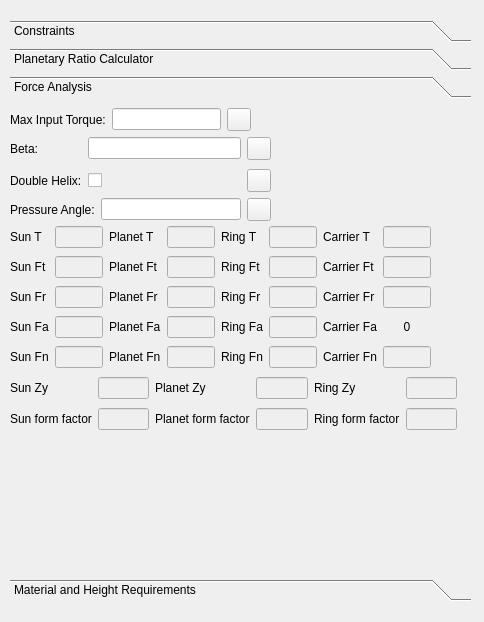
SimLeek/freecad.actuators, file ui/gear-selectors.ui: the form before one commit.
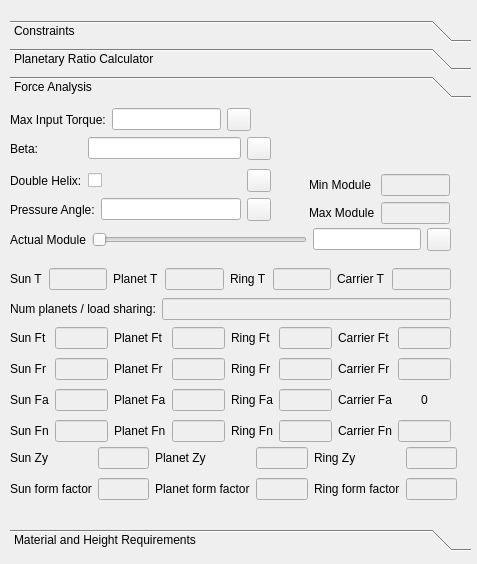
The form after the commit. The open tabs and pages were chosen to show the change. Custom widgets are drawn as their Qt base class.

Commit message: Added force calculations. Improved tooltip displays for automatic calculations

Patch:
```diff
--- a/ui/gear-selectors.ui
+++ b/ui/gear-selectors.ui
@@ -6,8 +6,8 @@
    <rect>
     <x>0</x>
     <y>0</y>
-    <width>484</width>
-    <height>622</height>
+    <width>477</width>
+    <height>564</height>
    </rect>
   </property>
   <property name="windowTitle">
@@ -19,11 +19,11 @@
      <x>10</x>
      <y>20</y>
      <width>461</width>
-     <height>581</height>
+     <height>531</height>
     </rect>
    </property>
    <property name="currentIndex">
-    <number>1</number>
+    <number>2</number>
    </property>
    <widget class="QWidget" name="min_max_teeth_page">
     <property name="geometry">
@@ -31,7 +31,7 @@
       <x>0</x>
       <y>0</y>
       <width>461</width>
-      <height>457</height>
+      <height>407</height>
      </rect>
     </property>
     <attribute name="label">
@@ -442,7 +442,7 @@
       <x>0</x>
       <y>0</y>
       <width>461</width>
-      <height>457</height>
+      <height>407</height>
      </rect>
     </property>
     <attribute name="label">
@@ -731,7 +731,7 @@
       <x>0</x>
       <y>0</y>
       <width>461</width>
-      <height>457</height>
+      <height>407</height>
      </rect>
     </property>
     <attribute name="label">
@@ -741,76 +741,48 @@
      <property name="geometry">
       <rect>
        <x>0</x>
-       <y>120</y>
-       <width>421</width>
-       <height>151</height>
+       <y>220</y>
+       <width>441</width>
+       <height>121</height>
       </rect>
      </property>
      <layout class="QGridLayout" name="gridLayout_7">
-      <item row="1" column="1">
-       <widget class="QLineEdit" name="lineEdit">
-        <property name="enabled">
-         <bool>false</bool>
-        </property>
-       </widget>
-      </item>
-      <item row="3" column="1">
-       <widget class="QLineEdit" name="lineEdit_4">
-        <property name="enabled">
-         <bool>false</bool>
-        </property>
-       </widget>
-      </item>
-      <item row="1" column="4">
-       <widget class="QLabel" name="label_54">
+      <item row="3" column="4">
+       <widget class="QLabel" name="label_62">
         <property name="text">
-         <string>Ring Ft</string>
+         <string>Ring Fn</string>
         </property>
        </widget>
       </item>
-      <item row="1" column="7">
-       <widget class="QLineEdit" name="lineEdit_11">
+      <item row="2" column="1">
+       <widget class="QForceEdit" name="sun_fa_lineedit">
         <property name="enabled">
          <bool>false</bool>
         </property>
        </widget>
       </item>
-      <item row="4" column="2">
-       <widget class="QLabel" name="label_61">
-        <property name="text">
-         <string>Planet Fn</string>
-        </property>
-       </widget>
-      </item>
-      <item row="1" column="6">
+      <item row="0" column="6">
        <widget class="QLabel" name="label_57">
         <property name="text">
          <string>Carrier Ft</string>
         </property>
        </widget>
       </item>
-      <item row="2" column="2">
-       <widget class="QLabel" name="label_52">
-        <property name="text">
-         <string>Planet Fr</string>
+      <item row="1" column="7">
+       <widget class="QForceEdit" name="carrier_fr_lineedit">
+        <property name="enabled">
+         <bool>false</bool>
         </property>
        </widget>
       </item>
-      <item row="3" column="6">
+      <item row="2" column="6">
        <widget class="QLabel" name="label_59">
         <property name="text">
          <string>Carrier Fa</string>
         </property>
        </widget>
       </item>
-      <item row="3" column="2">
-       <widget class="QLabel" name="label_53">
-        <property name="text">
-         <string>Planet Fa</string>
-        </property>
-       </widget>
-      </item>
-      <item row="3" column="7">
+      <item row="2" column="7">
        <widget class="QLabel" name="label_64">
         <property name="text">
          <string>0</string>
@@ -820,213 +792,191 @@
         </property>
        </widget>
       </item>
-      <item row="1" column="5">
-       <widget class="QLineEdit" name="lineEdit_8">
-        <property name="enabled">
-         <bool>false</bool>
-        </property>
-       </widget>
-      </item>
-      <item row="4" column="5">
-       <widget class="QLineEdit" name="lineEdit_16">
-        <property name="enabled">
-         <bool>false</bool>
-        </property>
-       </widget>
-      </item>
-      <item row="3" column="4">
-       <widget class="QLabel" name="label_56">
+      <item row="0" column="4">
+       <widget class="QLabel" name="label_54">
         <property name="text">
-         <string>Ring Fa</string>
+         <string>Ring Ft</string>
         </property>
        </widget>
       </item>
-      <item row="2" column="6">
-       <widget class="QLabel" name="label_58">
-        <property name="text">
-         <string>Carrier Fr</string>
-        </property>
-       </widget>
-      </item>
-      <item row="1" column="3">
-       <widget class="QLineEdit" name="lineEdit_7">
+      <item row="1" column="1">
+       <widget class="QForceEdit" name="sun_fr_lineedit">
         <property name="enabled">
          <bool>false</bool>
         </property>
        </widget>
       </item>
       <item row="3" column="0">
+       <widget class="QLabel" name="label_60">
+        <property name="text">
+         <string>Sun Fn</string>
+        </property>
+       </widget>
+      </item>
+      <item row="0" column="0">
+       <widget class="QLabel" name="label_16">
+        <property name="text">
+         <string>Sun Ft</string>
+        </property>
+       </widget>
+      </item>
+      <item row="3" column="7">
+       <widget class="QForceEdit" name="carrier_fn_lineedit">
+        <property name="enabled">
+         <bool>false</bool>
+        </property>
+       </widget>
+      </item>
+      <item row="3" column="3">
+       <widget class="QForceEdit" name="planet_fn_lineedit">
+        <property name="enabled">
+         <bool>false</bool>
+        </property>
+       </widget>
+      </item>
+      <item row="2" column="5">
+       <widget class="QForceEdit" name="ring_fa_lineedit">
+        <property name="enabled">
+         <bool>false</bool>
+        </property>
+       </widget>
+      </item>
+      <item row="3" column="1">
+       <widget class="QForceEdit" name="sun_fn_lineedit">
+        <property name="enabled">
+         <bool>false</bool>
+        </property>
+       </widget>
+      </item>
+      <item row="0" column="7">
+       <widget class="QForceEdit" name="carrier_ft_lineedit">
+        <property name="enabled">
+         <bool>false</bool>
+        </property>
+       </widget>
+      </item>
+      <item row="2" column="0">
        <widget class="QLabel" name="label_50">
         <property name="text">
          <string>Sun Fa</string>
         </property>
        </widget>
       </item>
-      <item row="4" column="1">
-       <widget class="QLineEdit" name="lineEdit_14">
-        <property name="enabled">
-         <bool>false</bool>
-        </property>
-       </widget>
-      </item>
-      <item row="2" column="7">
-       <widget class="QLineEdit" name="lineEdit_12">
-        <property name="enabled">
-         <bool>false</bool>
-        </property>
-       </widget>
-      </item>
       <item row="3" column="5">
-       <widget class="QLineEdit" name="lineEdit_10">
+       <widget class="QForceEdit" name="ring_fn_lineedit">
         <property name="enabled">
          <bool>false</bool>
         </property>
        </widget>
       </item>
-      <item row="4" column="7">
-       <widget class="QLineEdit" name="lineEdit_17">
+      <item row="0" column="5">
+       <widget class="QForceEdit" name="ring_ft_lineedit">
         <property name="enabled">
          <bool>false</bool>
         </property>
        </widget>
       </item>
-      <item row="4" column="4">
-       <widget class="QLabel" name="label_62">
+      <item row="1" column="6">
+       <widget class="QLabel" name="label_58">
         <property name="text">
-         <string>Ring Fn</string>
+         <string>Carrier Fr</string>
         </property>
        </widget>
       </item>
-      <item row="3" column="3">
-       <widget class="QLineEdit" name="lineEdit_5">
+      <item row="0" column="1">
+       <widget class="QForceEdit" name="sun_ft_lineedit">
         <property name="enabled">
          <bool>false</bool>
         </property>
-       </widget>
-      </item>
-      <item row="2" column="5">
-       <widget class="QLineEdit" name="lineEdit_9">
-        <property name="enabled">
-         <bool>false</bool>
+        <property name="alignment">
+         <set>Qt::AlignLeading|Qt::AlignLeft|Qt::AlignVCenter</set>
+        </property>
+        <property name="placeholderText">
+         <string/>
         </property>
        </widget>
       </item>
       <item row="2" column="4">
-       <widget class="QLabel" name="label_55">
+       <widget class="QLabel" name="label_56">
         <property name="text">
-         <string>Ring Fr</string>
+         <string>Ring Fa</string>
         </property>
        </widget>
       </item>
-      <item row="1" column="0">
-       <widget class="QLabel" name="label_16">
-        <property name="text">
-         <string>Sun Ft</string>
-        </property>
-       </widget>
-      </item>
-      <item row="2" column="1">
-       <widget class="QLineEdit" name="lineEdit_3">
-        <property name="enabled">
-         <bool>false</bool>
-        </property>
-       </widget>
-      </item>
-      <item row="2" column="3">
-       <widget class="QLineEdit" name="lineEdit_6">
-        <property name="enabled">
-         <bool>false</bool>
-        </property>
-       </widget>
-      </item>
-      <item row="1" column="2">
-       <widget class="QLabel" name="label_51">
-        <property name="text">
-         <string>Planet Ft</string>
-        </property>
-       </widget>
-      </item>
-      <item row="4" column="6">
+      <item row="3" column="6">
        <widget class="QLabel" name="label_63">
         <property name="text">
          <string>Carrier Fn</string>
         </property>
        </widget>
       </item>
-      <item row="2" column="0">
+      <item row="1" column="5">
+       <widget class="QForceEdit" name="ring_fr_lineedit">
+        <property name="enabled">
+         <bool>false</bool>
+        </property>
+       </widget>
+      </item>
+      <item row="1" column="4">
+       <widget class="QLabel" name="label_55">
+        <property name="text">
+         <string>Ring Fr</string>
+        </property>
+       </widget>
+      </item>
+      <item row="1" column="0">
        <widget class="QLabel" name="label_49">
         <property name="text">
          <string>Sun Fr</string>
         </property>
        </widget>
       </item>
-      <item row="4" column="0">
-       <widget class="QLabel" name="label_60">
+      <item row="3" column="2">
+       <widget class="QLabel" name="label_61">
         <property name="text">
-         <string>Sun Fn</string>
+         <string>Planet Fn</string>
         </property>
        </widget>
       </item>
-      <item row="4" column="3">
-       <widget class="QLineEdit" name="lineEdit_15">
+      <item row="2" column="3">
+       <widget class="QForceEdit" name="planet_fa_lineedit">
         <property name="enabled">
          <bool>false</bool>
         </property>
        </widget>
       </item>
-      <item row="0" column="0">
-       <widget class="QLabel" name="label_151">
+      <item row="2" column="2">
+       <widget class="QLabel" name="label_53">
         <property name="text">
-         <string>Sun T</string>
+         <string>Planet Fa</string>
         </property>
        </widget>
       </item>
-      <item row="0" column="1">
-       <widget class="QLineEdit" name="lineEdit_55">
+      <item row="1" column="3">
+       <widget class="QForceEdit" name="planet_fr_lineedit">
         <property name="enabled">
          <bool>false</bool>
         </property>
        </widget>
       </item>
-      <item row="0" column="2">
-       <widget class="QLabel" name="label_152">
+      <item row="1" column="2">
+       <widget class="QLabel" name="label_52">
         <property name="text">
-         <string>Planet T</string>
+         <string>Planet Fr</string>
         </property>
        </widget>
       </item>
       <item row="0" column="3">
-       <widget class="QLineEdit" name="lineEdit_56">
+       <widget class="QForceEdit" name="planet_ft_lineedit">
         <property name="enabled">
          <bool>false</bool>
         </property>
        </widget>
       </item>
-      <item row="0" column="4">
-       <widget class="QLabel" name="label_153">
+      <item row="0" column="2">
+       <widget class="QLabel" name="label_51">
         <property name="text">
-         <string>Ring T</string>
-        </property>
-       </widget>
-      </item>
-      <item row="0" column="5">
-       <widget class="QLineEdit" name="lineEdit_57">
-        <property name="enabled">
-         <bool>false</bool>
-        </property>
-       </widget>
-      </item>
-      <item row="0" column="6">
-       <widget class="QLabel" name="label_154">
-        <property name="text">
-         <string>Carrier T</string>
-        </property>
-       </widget>
-      </item>
-      <item row="0" column="7">
-       <widget class="QLineEdit" name="lineEdit_58">
-        <property name="enabled">
-         <bool>false</bool>
+         <string>Planet Ft</string>
         </property>
        </widget>
       </item>
@@ -1043,7 +993,7 @@
      </property>
      <layout class="QGridLayout" name="gridLayout_13">
       <item row="0" column="1">
-       <widget class="QLineEdit" name="lineEdit_2"/>
+       <widget class="QTorqueEdit" name="max_in_torque_lineedit"/>
       </item>
       <item row="0" column="0">
        <widget class="QLabel" name="label_45">
@@ -1107,7 +1057,7 @@
      <property name="geometry">
       <rect>
        <x>0</x>
-       <y>270</y>
+       <y>340</y>
        <width>447</width>
        <height>61</height>
       </rect>
@@ -1121,7 +1071,7 @@
        </widget>
       </item>
       <item row="0" column="5">
-       <widget class="QLineEdit" name="lineEdit_61">
+       <widget class="QLineEdit" name="ring_zy_lineedit">
         <property name="enabled">
          <bool>false</bool>
         </property>
@@ -1135,14 +1085,14 @@
        </widget>
       </item>
       <item row="0" column="3">
-       <widget class="QLineEdit" name="lineEdit_60">
+       <widget class="QLineEdit" name="planet_zy_lineedit">
         <property name="enabled">
          <bool>false</bool>
         </property>
        </widget>
       </item>
       <item row="0" column="1">
-       <widget class="QLineEdit" name="lineEdit_59">
+       <widget class="QLineEdit" name="sun_zy_lineedit">
         <property name="enabled">
          <bool>false</bool>
         </property>
@@ -1177,21 +1127,21 @@
        </widget>
       </item>
       <item row="1" column="1">
-       <widget class="QLineEdit" name="lineEdit_62">
+       <widget class="QLineEdit" name="sun_form_factor_lineedit">
         <property name="enabled">
          <bool>false</bool>
         </property>
        </widget>
       </item>
       <item row="1" column="3">
-       <widget class="QLineEdit" name="lineEdit_63">
+       <widget class="QLineEdit" name="planet_form_factor_lineedit">
         <property name="enabled">
          <bool>false</bool>
         </property>
        </widget>
       </item>
       <item row="1" column="5">
-       <widget class="QLineEdit" name="lineEdit_64">
+       <widget class="QLineEdit" name="ring_form_factor_lineedit">
         <property name="enabled">
          <bool>false</bool>
         </property>
@@ -1228,64 +1178,234 @@
       </item>
      </layout>
     </widget>
-   </widget>
-   <widget class="QWidget" name="shape_page">
-    <property name="geometry">
-     <rect>
-      <x>0</x>
-      <y>0</y>
-      <width>461</width>
-      <height>457</height>
-     </rect>
-    </property>
-    <attribute name="label">
-     <string>Material and Height Requirements</string>
-    </attribute>
+    <widget class="QWidget" name="gridLayoutWidget_22">
+     <property name="geometry">
+      <rect>
+       <x>0</x>
+       <y>160</y>
+       <width>441</width>
+       <height>31</height>
+      </rect>
+     </property>
+     <layout class="QGridLayout" name="gridLayout_22">
+      <item row="0" column="0">
+       <widget class="QLabel" name="label_151">
+        <property name="text">
+         <string>Sun T</string>
+        </property>
+       </widget>
+      </item>
+      <item row="0" column="2">
+       <widget class="QLabel" name="label_152">
+        <property name="text">
+         <string>Planet T</string>
+        </property>
+       </widget>
+      </item>
+      <item row="0" column="3">
+       <widget class="QTorqueEdit" name="planet_t_lineedit">
+        <property name="enabled">
+         <bool>false</bool>
+        </property>
+       </widget>
+      </item>
+      <item row="0" column="4">
+       <widget class="QLabel" name="label_153">
+        <property name="text">
+         <string>Ring T</string>
+        </property>
+       </widget>
+      </item>
+      <item row="0" column="1">
+       <widget class="QTorqueEdit" name="sun_t_lineedit">
+        <property name="enabled">
+         <bool>false</bool>
+        </property>
+       </widget>
+      </item>
+      <item row="0" column="6">
+       <widget class="QLabel" name="label_154">
+        <property name="text">
+         <string>Carrier T</string>
+        </property>
+       </widget>
+      </item>
+      <item row="0" column="5">
+       <widget class="QTorqueEdit" name="ring_t_lineedit">
+        <property name="enabled">
+         <bool>false</bool>
+        </property>
+       </widget>
+      </item>
+      <item row="0" column="7">
+       <widget class="QTorqueEdit" name="carrier_t_lineedit">
+        <property name="enabled">
+         <bool>false</bool>
+        </property>
+       </widget>
+      </item>
+     </layout>
+    </widget>
+    <widget class="QWidget" name="gridLayoutWidget_23">
+     <property name="geometry">
+      <rect>
+       <x>0</x>
+       <y>190</y>
+       <width>441</width>
+       <height>31</height>
+      </rect>
+     </property>
+     <layout class="QGridLayout" name="gridLayout_23">
+      <item row="0" column="0">
+       <widget class="QLabel" name="label_161">
+        <property name="text">
+         <string>Num planets / load sharing:</string>
+        </property>
+       </widget>
+      </item>
+      <item row="0" column="1">
+       <widget class="QLineEdit" name="load_sharing_planets_lineedit">
+        <property name="enabled">
+         <bool>false</bool>
+        </property>
+       </widget>
+      </item>
+     </layout>
+    </widget>
+    <widget class="QWidget" name="gridLayoutWidget_24">
+     <property name="geometry">
+      <rect>
+       <x>0</x>
+       <y>120</y>
+       <width>441</width>
+       <height>31</height>
+      </rect>
+     </property>
+     <layout class="QGridLayout" name="gridLayout_24">
+      <item row="0" column="0">
+       <widget class="QLabel" name="label_162">
+        <property name="text">
+         <string>Actual Module</string>
+        </property>
+       </widget>
+      </item>
+      <item row="0" column="1">
+       <widget class="QSlider" name="actual_module_slider">
+        <property name="sizePolicy">
+         <sizepolicy hsizetype="Expanding" vsizetype="Fixed">
+          <horstretch>0</horstretch>
+          <verstretch>0</verstretch>
+         </sizepolicy>
+        </property>
+        <property name="orientation">
+         <enum>Qt::Horizontal</enum>
+        </property>
+       </widget>
+      </item>
+      <item row="0" column="3">
+       <widget class="LockUnlockButton" name="actual_module_lineedit_lock"/>
+      </item>
+      <item row="0" column="2">
+       <widget class="QLengthEdit" name="actual_module_lineedit">
+        <property name="enabled">
+         <bool>true</bool>
+        </property>
+        <property name="sizePolicy">
+         <sizepolicy hsizetype="Minimum" vsizetype="Fixed">
+          <horstretch>0</horstretch>
+          <verstretch>0</verstretch>
+         </sizepolicy>
+        </property>
+       </widget>
+      </item>
+     </layout>
+    </widget>
     <widget class="QWidget" name="gridLayoutWidget_18">
      <property name="geometry">
       <rect>
-       <x>10</x>
-       <y>140</y>
-       <width>311</width>
-       <height>31</height>
+       <x>299</x>
+       <y>70</y>
+       <width>141</width>
+       <height>51</height>
       </rect>
      </property>
      <layout class="QGridLayout" name="gridLayout_18">
       <item row="0" column="1">
-       <widget class="QLineEdit" name="lineEdit_19">
+       <widget class="QTorqueEdit" name="ring_t_lineedit_2">
         <property name="enabled">
          <bool>false</bool>
         </property>
        </widget>
       </item>
-      <item row="0" column="2">
-       <widget class="QLabel" name="label_69">
-        <property name="text">
-         <string>min module</string>
-        </property>
-       </widget>
-      </item>
       <item row="0" column="0">
-       <widget class="QLabel" name="label_66">
+       <widget class="QLabel" name="label_164">
+        <property name="text">
+         <string>Min Module</string>
+        </property>
+       </widget>
+      </item>
+      <item row="1" column="0">
+       <widget class="QLabel" name="label_165">
         <property name="text">
          <string>Max Module</string>
         </property>
        </widget>
       </item>
-      <item row="0" column="3">
-       <widget class="QLineEdit" name="lineEdit_21">
+      <item row="1" column="1">
+       <widget class="QTorqueEdit" name="ring_t_lineedit_3">
         <property name="enabled">
          <bool>false</bool>
         </property>
        </widget>
+      </item>
+     </layout>
+    </widget>
+   </widget>
+   <widget class="QWidget" name="shape_page">
+    <property name="geometry">
+     <rect>
+      <x>0</x>
+      <y>0</y>
+      <width>461</width>
+      <height>407</height>
+     </rect>
+    </property>
+    <attribute name="label">
+     <string>Material and Height Requirements</string>
+    </attribute>
+    <widget class="QWidget" name="gridLayoutWidget_5">
+     <property name="geometry">
+      <rect>
+       <x>0</x>
+       <y>170</y>
+       <width>341</width>
+       <height>31</height>
+      </rect>
+     </property>
+     <layout class="QGridLayout" name="gridLayout_5">
+      <item row="0" column="0">
+       <widget class="QLabel" name="label_10">
+        <property name="text">
+         <string>Material</string>
+        </property>
+       </widget>
+      </item>
+      <item row="0" column="1">
+       <widget class="QComboBox" name="comboBox"/>
+      </item>
+      <item row="0" column="2">
+       <widget class="QToolButton" name="number_of_planets_spinbox_lock_11"/>
+      </item>
+      <item row="0" column="3">
+       <widget class="QToolButton" name="number_of_planets_spinbox_lock_12"/>
       </item>
      </layout>
     </widget>
     <widget class="QWidget" name="gridLayoutWidget_17">
      <property name="geometry">
       <rect>
-       <x>10</x>
-       <y>40</y>
+       <x>0</x>
+       <y>200</y>
        <width>311</width>
        <height>31</height>
       </rect>
@@ -1306,11 +1426,101 @@
       </item>
      </layout>
     </widget>
+    <widget class="QWidget" name="gridLayoutWidget_43">
+     <property name="geometry">
+      <rect>
+       <x>0</x>
+       <y>310</y>
+       <width>211</width>
+       <height>61</height>
+      </rect>
+     </property>
+     <layout class="QGridLayout" name="gridLayout_43">
+      <item row="0" column="0">
+       <widget class="QLabel" name="label_159">
+        <property name="text">
+         <string>Actual Max Input Torque</string>
+        </property>
+       </widget>
+      </item>
+      <item row="1" column="0">
+       <widget class="QLabel" name="label_160">
+        <property name="text">
+         <string>Safety Factor</string>
+        </property>
+       </widget>
+      </item>
+      <item row="0" column="1">
+       <widget class="QLineEdit" name="lineEdit_67">
+        <property name="enabled">
+         <bool>false</bool>
+        </property>
+       </widget>
+      </item>
+      <item row="1" column="1">
+       <widget class="QLineEdit" name="lineEdit_68">
+        <property name="enabled">
+         <bool>false</bool>
+        </property>
+       </widget>
+      </item>
+     </layout>
+    </widget>
+    <widget class="QWidget" name="gridLayoutWidget_20">
+     <property name="geometry">
+      <rect>
+       <x>0</x>
+       <y>260</y>
+       <width>311</width>
+       <height>31</height>
+      </rect>
+     </property>
+     <layout class="QGridLayout" name="gridLayout_20">
+      <item row="0" column="1">
+       <widget class="QLineEdit" name="lineEdit_24"/>
+      </item>
+      <item row="0" column="0">
+       <widget class="QLabel" name="label_70">
+        <property name="text">
+         <string>Poisson Ratio:</string>
+        </property>
+       </widget>
+      </item>
+      <item row="0" column="2">
+       <widget class="LockUnlockButton" name="number_of_planets_spinbox_lock_5"/>
+      </item>
+     </layout>
+    </widget>
+    <widget class="QWidget" name="gridLayoutWidget_19">
+     <property name="geometry">
+      <rect>
+       <x>0</x>
+       <y>230</y>
+       <width>311</width>
+       <height>31</height>
+      </rect>
+     </property>
+     <layout class="QGridLayout" name="gridLayout_19">
+      <item row="0" column="1">
+       <widget class="QLineEdit" name="lineEdit_23"/>
+      </item>
+      <item row="0" column="0">
+       <widget class="QLabel" name="label_68">
+        <property name="text">
+         <string>Elastic Modulus:</string>
+        </property>
+       </widget>
+      </item>
+      <item row="0" column="2">
+       <widget class="LockUnlockButton" name="number_of_planets_spinbox_lock_4"/>
+      </item>
+     </layout>
+    </widget>
     <widget class="QWidget" name="gridLayoutWidget_21">
      <property name="geometry">
       <rect>
-       <x>10</x>
-       <y>260</y>
+       <x>0</x>
+       <y>130</y>
        <width>421</width>
        <height>31</height>
       </rect>
@@ -1340,56 +1550,44 @@
       <item row="0" column="2">
        <widget class="QLabel" name="label_75">
         <property name="text">
-         <string>Planet min h</string>
+         <string>Planet min Pc</string>
         </property>
        </widget>
       </item>
       <item row="0" column="0">
        <widget class="QLabel" name="label_76">
         <property name="text">
-         <string>Sun min h</string>
+         <string>Sun min Pc</string>
         </property>
        </widget>
       </item>
       <item row="0" column="4">
        <widget class="QLabel" name="label_77">
         <property name="text">
-         <string>Ring min h</string>
+         <string>Ring min Pc</string>
         </property>
        </widget>
       </item>
      </layout>
     </widget>
-    <widget class="QWidget" name="gridLayoutWidget_19">
+    <widget class="QLabel" name="label_13">
      <property name="geometry">
       <rect>
-       <x>10</x>
-       <y>70</y>
-       <width>311</width>
-       <height>31</height>
+       <x>0</x>
+       <y>110</y>
+       <width>111</width>
+       <height>17</height>
       </rect>
      </property>
-     <layout class="QGridLayout" name="gridLayout_19">
-      <item row="0" column="1">
-       <widget class="QLineEdit" name="lineEdit_23"/>
-      </item>
-      <item row="0" column="0">
-       <widget class="QLabel" name="label_68">
-        <property name="text">
-         <string>Elastic Modulus:</string>
-        </property>
-       </widget>
-      </item>
-      <item row="0" column="2">
-       <widget class="LockUnlockButton" name="number_of_planets_spinbox_lock_4"/>
-      </item>
-     </layout>
+     <property name="text">
+      <string>Contact Pressure:</string>
+     </property>
     </widget>
     <widget class="QWidget" name="gridLayoutWidget_16">
      <property name="geometry">
       <rect>
-       <x>10</x>
-       <y>200</y>
+       <x>0</x>
+       <y>70</y>
        <width>421</width>
        <height>31</height>
       </rect>
@@ -1419,84 +1617,31 @@
       <item row="0" column="2">
        <widget class="QLabel" name="label_73">
         <property name="text">
-         <string>Planet min h</string>
+         <string>Planet min σb</string>
         </property>
        </widget>
       </item>
       <item row="0" column="0">
        <widget class="QLabel" name="label_72">
         <property name="text">
-         <string>Sun min h</string>
+         <string>Sun min σb</string>
         </property>
        </widget>
       </item>
       <item row="0" column="4">
        <widget class="QLabel" name="label_74">
         <property name="text">
-         <string>Ring min h</string>
+         <string>Ring min σb</string>
         </property>
        </widget>
       </item>
      </layout>
     </widget>
-    <widget class="QWidget" name="gridLayoutWidget_20">
-     <property name="geometry">
-      <rect>
-       <x>10</x>
-       <y>100</y>
-       <width>311</width>
-       <height>31</height>
-      </rect>
-     </property>
-     <layout class="QGridLayout" name="gridLayout_20">
-      <item row="0" column="1">
-       <widget class="QLineEdit" name="lineEdit_24"/>
-      </item>
-      <item row="0" column="0">
-       <widget class="QLabel" name="label_70">
-        <property name="text">
-         <string>Poisson Ratio:</string>
-        </property>
-       </widget>
-      </item>
-      <item row="0" column="2">
-       <widget class="LockUnlockButton" name="number_of_planets_spinbox_lock_5"/>
-      </item>
-     </layout>
-    </widget>
-    <widget class="QWidget" name="gridLayoutWidget_5">
-     <property name="geometry">
-      <rect>
-       <x>10</x>
-       <y>10</y>
-       <width>329</width>
-       <height>31</height>
-      </rect>
-     </property>
-     <layout class="QGridLayout" name="gridLayout_5">
-      <item row="0" column="0">
-       <widget class="QLabel" name="label_10">
-        <property name="text">
-         <string>Material</string>
-        </property>
-       </widget>
-      </item>
-      <item row="0" column="1">
-       <widget class="QComboBox" name="comboBox"/>
-      </item>
-      <item row="0" column="2">
-       <widget class="QToolButton" name="number_of_planets_spinbox_lock_11"/>
-      </item>
-      <item row="0" column="3">
-       <widget class="QToolButton" name="number_of_planets_spinbox_lock_12"/>
-      </item>
-     </layout>
-    </widget>
     <widget class="QLabel" name="label_12">
      <property name="geometry">
       <rect>
-       <x>10</x>
-       <y>180</y>
+       <x>0</x>
+       <y>50</y>
        <width>91</width>
        <height>17</height>
       </rect>
@@ -1505,103 +1650,46 @@
       <string>Bending Stress:</string>
      </property>
     </widget>
-    <widget class="QLabel" name="label_13">
-     <property name="geometry">
-      <rect>
-       <x>10</x>
-       <y>240</y>
-       <width>91</width>
-       <height>17</height>
-      </rect>
-     </property>
-     <property name="text">
-      <string>Contact Stress:</string>
-     </property>
-    </widget>
     <widget class="QWidget" name="gridLayoutWidget_10">
      <property name="geometry">
       <rect>
-       <x>10</x>
-       <y>290</y>
-       <width>211</width>
-       <height>61</height>
+       <x>0</x>
+       <y>10</y>
+       <width>421</width>
+       <height>31</height>
       </rect>
      </property>
      <layout class="QGridLayout" name="gridLayout_10">
       <item row="0" column="0">
-       <widget class="QLabel" name="label_157">
-        <property name="text">
-         <string>Actual Module</string>
-        </property>
-       </widget>
-      </item>
-      <item row="0" column="1">
-       <widget class="QLengthEdit" name="actual_module_lineedit">
-        <property name="enabled">
-         <bool>true</bool>
-        </property>
-       </widget>
-      </item>
-      <item row="1" column="0">
-       <widget class="QLabel" name="label_158">
+       <widget class="QLabel" name="label_163">
         <property name="text">
          <string>Actual Height</string>
         </property>
        </widget>
       </item>
-      <item row="1" column="1">
-       <widget class="QLengthEdit" name="actual_height_lineedit">
-        <property name="enabled">
-         <bool>true</bool>
-        </property>
-       </widget>
-      </item>
-      <item row="0" column="2">
-       <widget class="LockUnlockButton" name="actual_module_lineedit_lock"/>
-      </item>
-      <item row="1" column="2">
-       <widget class="LockUnlockButton" name="actual_height_lineedit_lock"/>
-      </item>
-     </layout>
-    </widget>
-    <widget class="QWidget" name="gridLayoutWidget_43">
-     <property name="geometry">
-      <rect>
-       <x>10</x>
-       <y>350</y>
-       <width>211</width>
-       <height>61</height>
-      </rect>
-     </property>
-     <layout class="QGridLayout" name="gridLayout_43">
-      <item row="0" column="0">
-       <widget class="QLabel" name="label_159">
-        <property name="text">
-         <string>Actual Max Input Torque</string>
-        </property>
-       </widget>
-      </item>
-      <item row="1" column="0">
-       <widget class="QLabel" name="label_160">
-        <property name="text">
-         <string>Safety Factor</string>
-        </property>
-       </widget>
-      </item>
       <item row="0" column="1">
-       <widget class="QLineEdit" name="lineEdit_67">
-        <property name="enabled">
-         <bool>false</bool>
+       <widget class="QSlider" name="horizontalSlider_2">
+        <property name="orientation">
+         <enum>Qt::Horizontal</enum>
         </property>
        </widget>
       </item>
-      <item row="1" column="1">
-       <widget class="QLineEdit" name="lineEdit_68">
+      <item row="0" column="2">
+       <widget class="QLengthEdit" name="actual_height_lineedit_2">
         <property name="enabled">
-         <bool>false</bool>
+         <bool>true</bool>
         </property>
+        <property name="sizePolicy">
+         <sizepolicy hsizetype="Minimum" vsizetype="Fixed">
+          <horstretch>0</horstretch>
+          <verstretch>0</verstretch>
+         </sizepolicy>
+        </property>
        </widget>
       </item>
+      <item row="0" column="3">
+       <widget class="LockUnlockButton" name="actual_height_lineedit_lock_2"/>
+      </item>
      </layout>
     </widget>
    </widget>
@@ -1633,6 +1721,16 @@
    <extends>QComboBox</extends>
    <header>.object_combobox</header>
   </customwidget>
+  <customwidget>
+   <class>QTorqueEdit</class>
+   <extends>QLineEdit</extends>
+   <header>.torque_ui</header>
+  </customwidget>
+  <customwidget>
+   <class>QForceEdit</class>
+   <extends>QLineEdit</extends>
+   <header>.force_ui</header>
+  </customwidget>
  </customwidgets>
  <resources/>
  <connections/>
```
The commit also changes 10 other files.
